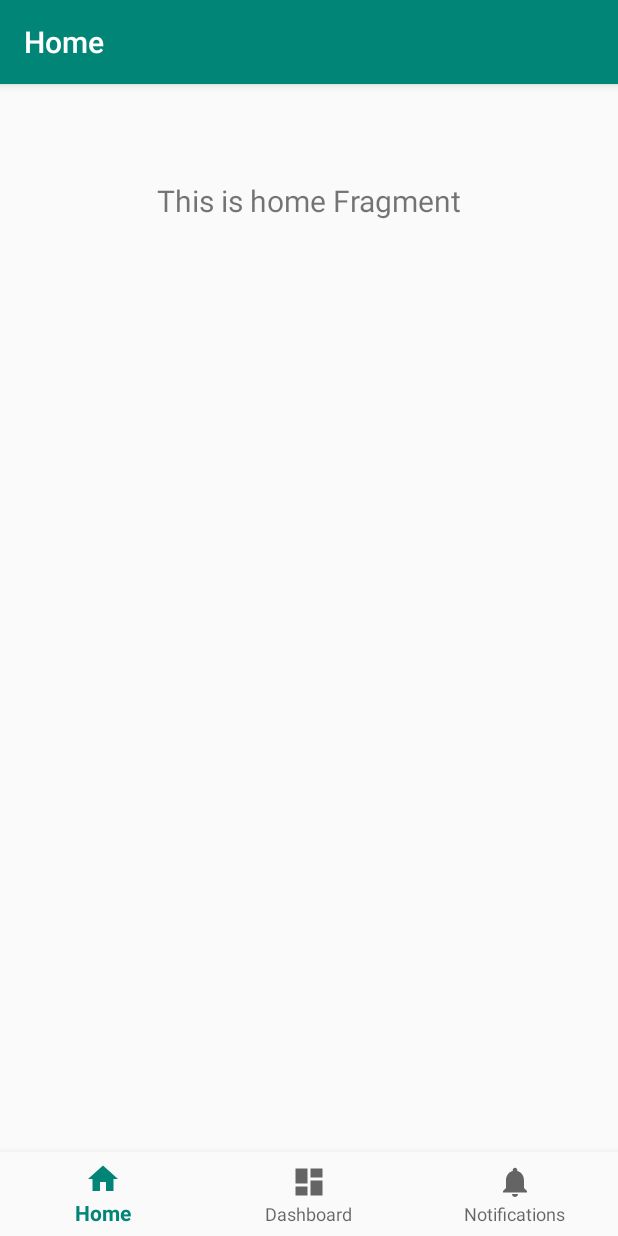
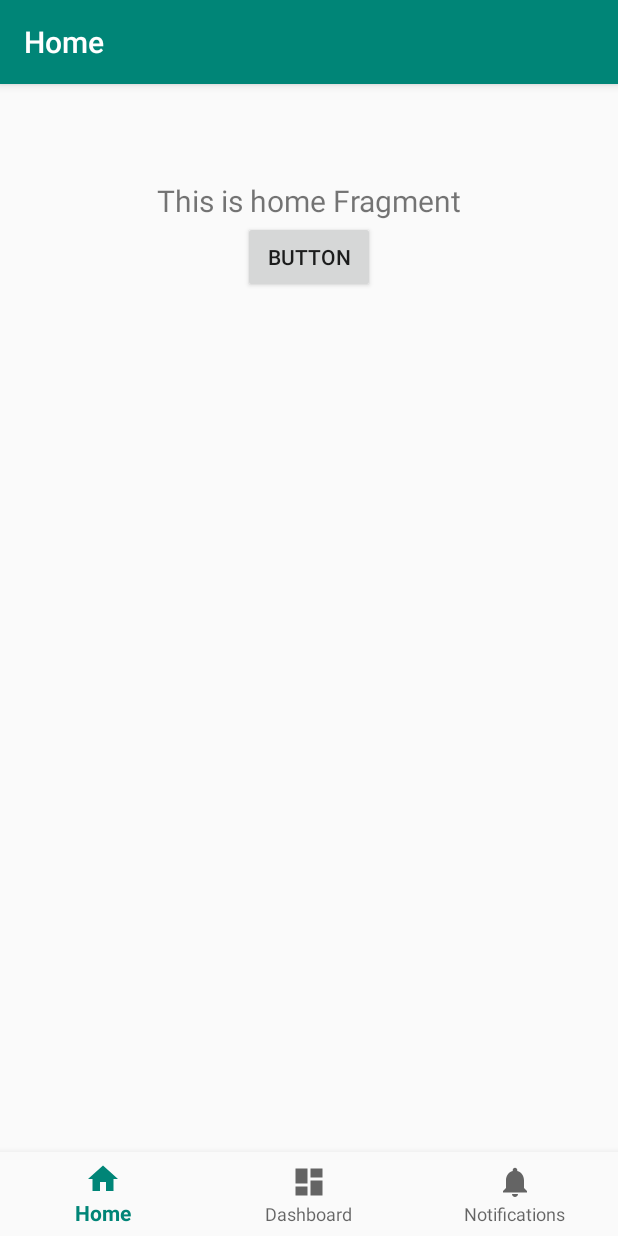
Before and after one commit to ticktakclock/BottomNavigationSample, an Android app: the screen it shows after launch (MainActivity), on a phone screen of 412 x 824 dp. Run offline under Robolectric (Android 15) with nearby library versions, the phone set to English and light mode, and no system bars; our stand-ins replace navigation-ui.

Commit message:
Add transition animation

```diff
--- a/app/src/main/java/com/github/ticktakclock/bottomnavigationsample/ui/home/HomeFragment.kt
+++ b/app/src/main/java/com/github/ticktakclock/bottomnavigationsample/ui/home/HomeFragment.kt
@@ -4,10 +4,12 @@ import android.os.Bundle
 import android.view.LayoutInflater
 import android.view.View
 import android.view.ViewGroup
+import android.widget.Button
 import android.widget.TextView
 import androidx.fragment.app.Fragment
 import androidx.lifecycle.Observer
 import androidx.lifecycle.ViewModelProviders
+import androidx.navigation.fragment.findNavController
 import com.github.ticktakclock.bottomnavigationsample.R
 
 class HomeFragment : Fragment() {
@@ -26,6 +28,10 @@ class HomeFragment : Fragment() {
         homeViewModel.text.observe(this, Observer {
             textView.text = it
         })
+        val button: Button = root.findViewById(R.id.button)
+        button.setOnClickListener {
+            findNavController().navigate(R.id.action_navigation_home_to_navigation_dashboard)
+        }
         return root
     }
 }
--- /dev/null
+++ b/app/src/main/res/anim/nav_side_enter.xml
@@ -0,0 +1,7 @@
+<?xml version="1.0" encoding="utf-8"?>
+<set xmlns:android="http://schemas.android.com/apk/res/android">
+    <translate
+        android:duration="@android:integer/config_mediumAnimTime"
+        android:fromXDelta="100%p"
+        android:toXDelta="0" />
+</set>
--- /dev/null
+++ b/app/src/main/res/anim/nav_side_exit.xml
@@ -0,0 +1,7 @@
+<?xml version="1.0" encoding="utf-8"?>
+<set xmlns:android="http://schemas.android.com/apk/res/android">
+    <translate
+        android:duration="@android:integer/config_mediumAnimTime"
+        android:fromXDelta="0"
+        android:toXDelta="-100%p" />
+</set>
--- /dev/null
+++ b/app/src/main/res/anim/nav_side_pop_enter.xml
@@ -0,0 +1,7 @@
+<?xml version="1.0" encoding="utf-8"?>
+<set xmlns:android="http://schemas.android.com/apk/res/android">
+    <translate
+        android:duration="@android:integer/config_mediumAnimTime"
+        android:fromXDelta="-100%p"
+        android:toXDelta="0" />
+</set>
--- /dev/null
+++ b/app/src/main/res/anim/nav_side_pop_exit.xml
@@ -0,0 +1,7 @@
+<?xml version="1.0" encoding="utf-8"?>
+<set xmlns:android="http://schemas.android.com/apk/res/android">
+    <translate
+        android:duration="@android:integer/config_mediumAnimTime"
+        android:fromXDelta="0"
+        android:toXDelta="100%p" />
+</set>
--- a/app/src/main/res/layout/fragment_home.xml
+++ b/app/src/main/res/layout/fragment_home.xml
@@ -1,8 +1,10 @@
 <?xml version="1.0" encoding="utf-8"?>
 <androidx.constraintlayout.widget.ConstraintLayout xmlns:android="http://schemas.android.com/apk/res/android"
     xmlns:app="http://schemas.android.com/apk/res-auto"
+    xmlns:tools="http://schemas.android.com/tools"
     android:layout_width="match_parent"
-    android:layout_height="match_parent">
+    android:layout_height="match_parent"
+    tools:context=".MainActivity">
 
     <TextView
         android:id="@+id/text_home"
@@ -16,4 +18,13 @@
         app:layout_constraintEnd_toEndOf="parent"
         app:layout_constraintStart_toStartOf="parent"
         app:layout_constraintTop_toTopOf="parent" />
+
+    <Button
+        android:id="@+id/button"
+        android:layout_width="wrap_content"
+        android:layout_height="wrap_content"
+        android:text="Button"
+        app:layout_constraintEnd_toEndOf="parent"
+        app:layout_constraintStart_toStartOf="parent"
+        app:layout_constraintTop_toBottomOf="@+id/text_home" />
 </androidx.constraintlayout.widget.ConstraintLayout>
--- a/app/src/main/res/navigation/mobile_navigation.xml
+++ b/app/src/main/res/navigation/mobile_navigation.xml
@@ -9,7 +9,15 @@
         android:id="@+id/navigation_home"
         android:name="com.github.ticktakclock.bottomnavigationsample.ui.home.HomeFragment"
         android:label="@string/title_home"
-        tools:layout="@layout/fragment_home" />
+        tools:layout="@layout/fragment_home">
+        <action
+            android:id="@+id/action_navigation_home_to_navigation_dashboard"
+            app:destination="@+id/navigation_dashboard"
+            app:enterAnim="@anim/nav_side_enter"
+            app:exitAnim="@anim/nav_side_exit"
+            app:popEnterAnim="@anim/nav_side_pop_enter"
+            app:popExitAnim="@anim/nav_side_pop_exit" />
+    </fragment>
 
     <fragment
         android:id="@+id/navigation_dashboard"
```
